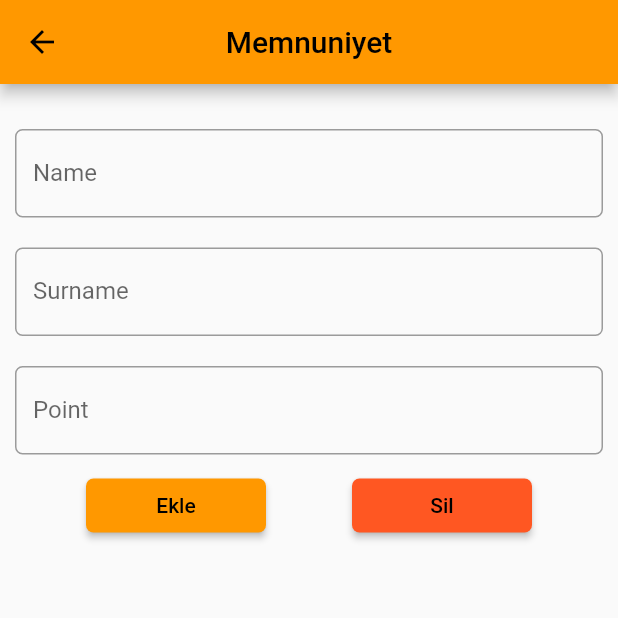
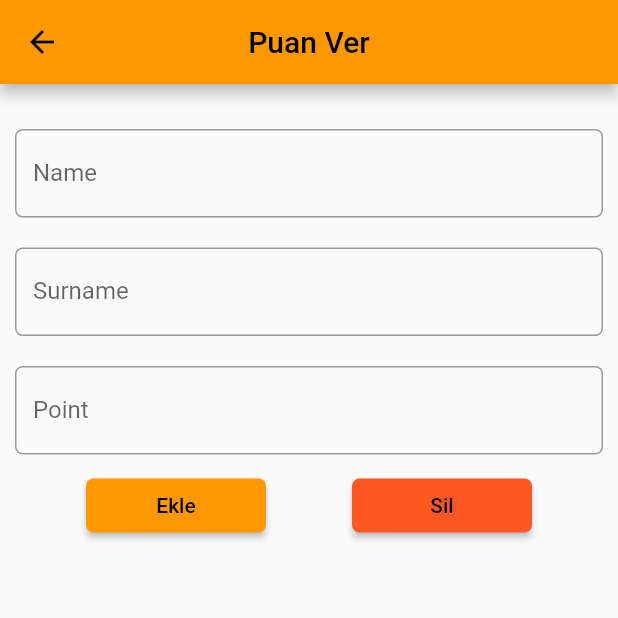
Before and after one commit to ertekinbatuhan/3301456_213301068, a Flutter app: the AddInfo screen opened directly, on a phone screen of 412 x 824 dp, the top half of it. Run offline on Flutter 3.47's test engine with Material 2 defaults, Android fonts, the phone set to English and light mode, and no system bars; our stand-ins replace charts_flutter, cloud_firestore, firebase_auth, firebase_core, flutter_credit_card, google_fonts and 2 more; accounts and stored records are empty.

Commit message:
update project

```diff
--- a/lib/firestore/addInfo.dart
+++ b/lib/firestore/addInfo.dart
@@ -27,7 +27,7 @@ class _AddInfoState extends State<AddInfo> {
   Widget build(BuildContext context) {
     return Scaffold(
       appBar: AppBar(
-        title: const Text('Memnuniyet'),
+        title: const Text('Puan Ver'),
         centerTitle: true,
       ),
       body: SingleChildScrollView(
--- a/lib/firestore/update.dart
+++ b/lib/firestore/update.dart
@@ -27,7 +27,7 @@ class UpdateInfo extends StatelessWidget {
    pointController.text = '${userInfo.marks}';
     return Scaffold(
       appBar: AppBar(
-        title: const Text('Bilgi Güncelle'),
+        title: const Text('Puan Güncelle'),
         centerTitle: true,
       ),
       body: SingleChildScrollView(
--- a/lib/json/homeview.dart
+++ b/lib/json/homeview.dart
@@ -1,6 +1,6 @@
 
 import 'package:flutter/material.dart';
-import 'package:path/path.dart';
+
 import 'package:yemek_app/json/personel.dart';
 
 import 'package:http/http.dart' as http;
--- a/lib/services/kategorilerdao.dart
+++ b/lib/services/kategorilerdao.dart
@@ -10,7 +10,7 @@ class KategorilerDao{
 
 
     var dataBase = await DatabaseHelper.databaseAccess() ;
-
+    // verileri alıyoruz sorgu ile
     List<Map<String,dynamic>> maps = await  dataBase.rawQuery("SELECT * FROM kategoriler") ;
 
 
```
